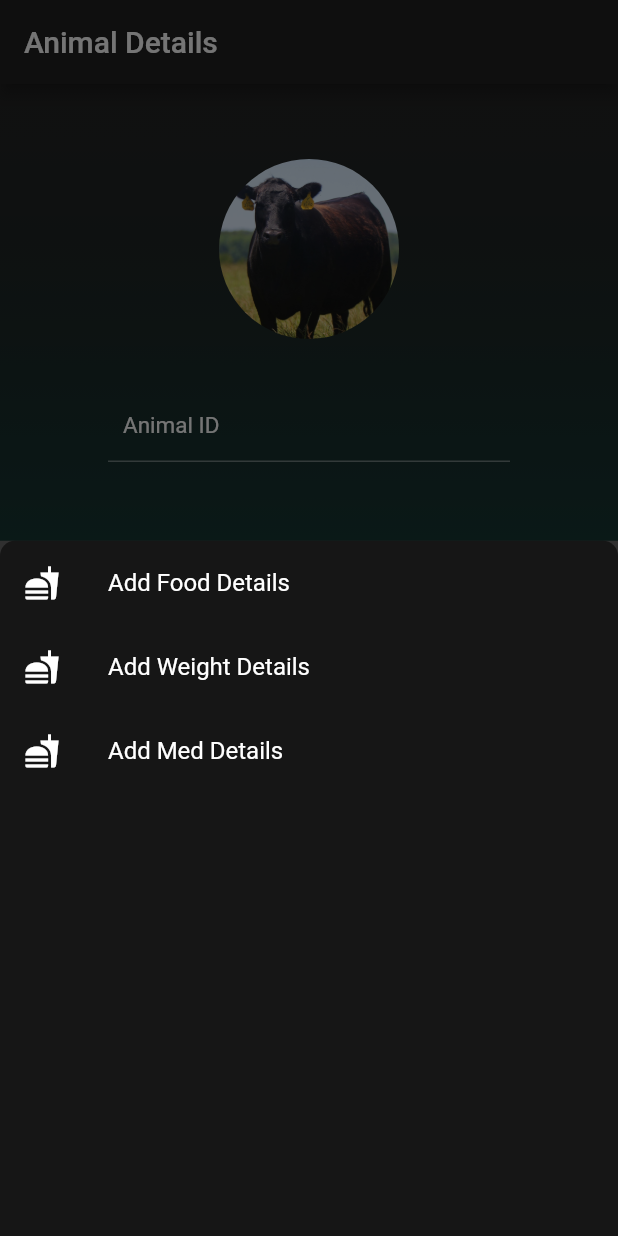
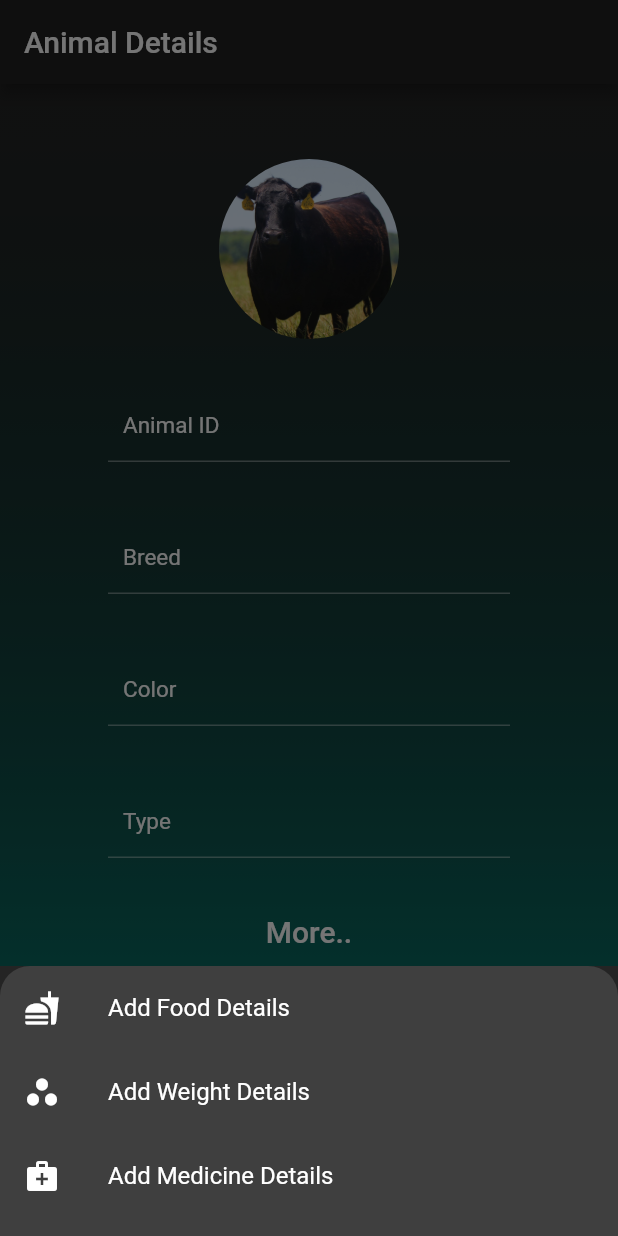
Before and after one commit to SH4d0w97/LMS-app, a Flutter app: the ViewAnimalPage screen opened directly, after a tap on "More..", on a phone screen of 412 x 824 dp. Run offline on Flutter 3.47's test engine with Material 2 defaults, Android fonts, the phone set to English and light mode, and no system bars.

Commit message:
Edited commit

```diff
--- a/lib/pages/ViewAnimalDetails.dart
+++ b/lib/pages/ViewAnimalDetails.dart
@@ -1,4 +1,4 @@
-import 'package:executiveapp/widget/IconTextField.dart';
+
 import 'package:executiveapp/widget/InputField.dart';
 import 'package:executiveapp/widget/MaterialButton1.dart';
 import 'package:flutter/material.dart';
@@ -36,15 +36,19 @@ class ViewAnimalPageState extends State<ViewAnimalPage> {
         context: context,
         builder: (context){
       return Container(
+        color: Colors.black26,
+        height: 180,
+        child: Container(
         child: builtBottomNavMenu(),
         decoration: BoxDecoration(
-          color: Colors.black54,
+          color: Colors.white12,
           borderRadius: BorderRadius.only(
-            topLeft: Radius.circular(10),
-            topRight: Radius.circular(10),
+            topLeft: Radius.circular(20),
+            topRight: Radius.circular(20),
           ),
         ),
-      );
+      ),
+          );
     });
   }
 
@@ -57,13 +61,13 @@ class ViewAnimalPageState extends State<ViewAnimalPage> {
           onTap: () => ({addFood()}) ,
         ),
         ListTile(
-          leading: Icon(Icons.fastfood),
+          leading: Icon(Icons.workspaces_filled),
           title: Text("Add Weight Details"),
           onTap: () => ({addFood()}) ,
         ),
         ListTile(
-          leading: Icon(Icons.fastfood),
-          title: Text("Add Med Details"),
+          leading: Icon(Icons.medical_services),
+          title: Text("Add Medicine Details"),
           onTap: () => ({addFood()}) ,
         ),
       ],
```
Also changed, not shown: lib/pages/FoodDetails.dart (added, +102 -0 lines), lib/widget/dTextField.dart (added, +23 -0 lines), lib/widget/dynamicListView.dart (added, +24 -0 lines).
